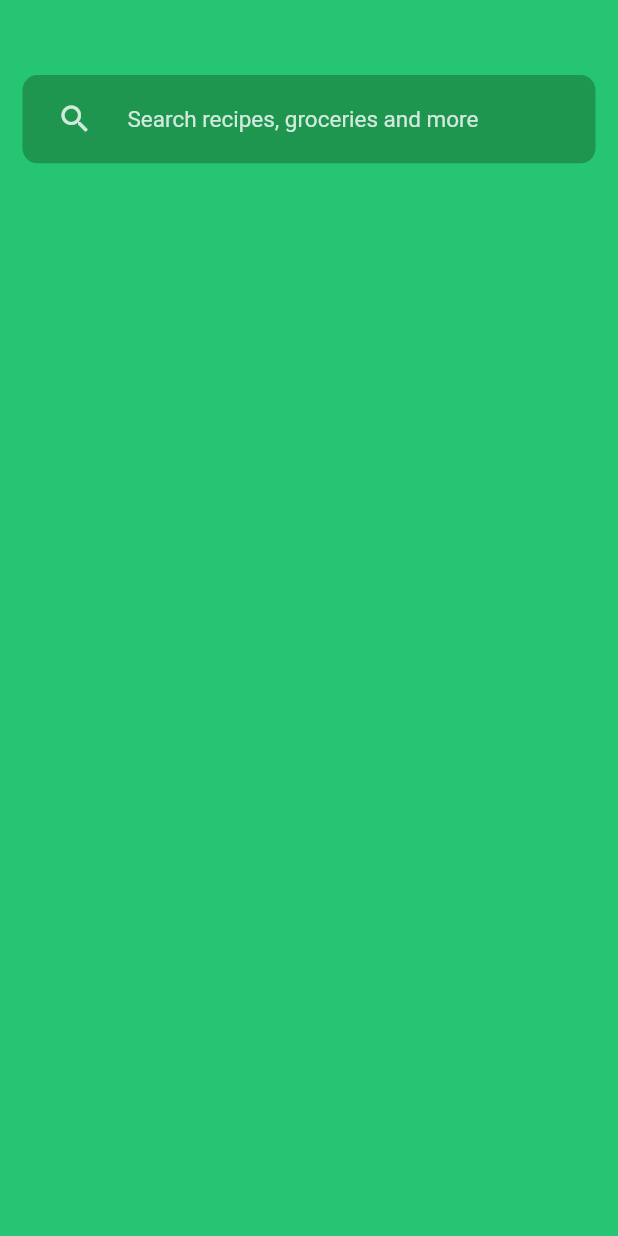
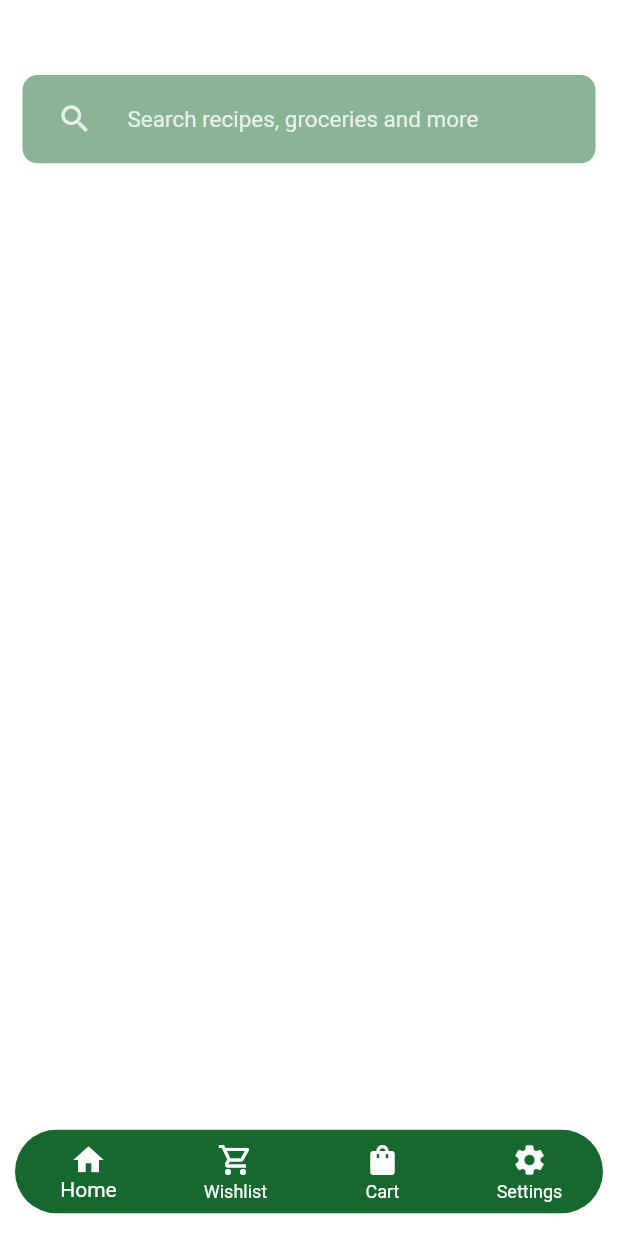
Before and after one commit to proghaddad/Freshly-Delivered-App, a Flutter app: the screen it shows after launch, after a tap on "LOGIN", on a phone screen of 412 x 824 dp. Run offline on Flutter 3.47's test engine with Material 2 defaults, Android fonts, the phone set to English and light mode, and no system bars; our stand-ins replace animated_splash_screen, hexcolor.

Commit message:
Added Bottom Navigation Bar

```diff
--- a/lib/Screens/dashboard.dart
+++ b/lib/Screens/dashboard.dart
@@ -12,12 +12,12 @@ class _DashboardPageState extends State<DashboardPage> {
   @override
   Widget build(BuildContext context) {
     return Scaffold(
-      backgroundColor: HexColor('#25C573'),
+      backgroundColor: Colors.white,
       body: Padding(
         padding: const EdgeInsets.only(top : 50.0),
         child: Column(
           children: [
-            Padding(padding: EdgeInsets.symmetric(horizontal: 15),
+            Padding(padding: const EdgeInsets.symmetric(horizontal: 15),
               child: Container(
                 decoration: BoxDecoration(
                     color: HexColor('#17682E').withOpacity(0.5),
@@ -30,7 +30,7 @@ class _DashboardPageState extends State<DashboardPage> {
                     hintText: 'Search recipes, groceries and more',
                     hintStyle: TextStyle(fontSize: 15,color: Colors.white.withOpacity(0.8)),
                     prefixIcon: Icon(Icons.search,color: Colors.white.withOpacity(0.8),),
-                    prefixIconConstraints: BoxConstraints(
+                    prefixIconConstraints: const BoxConstraints(
                       minWidth: 70
                     ),
                     border: OutlineInputBorder(
--- /dev/null
+++ b/lib/Screens/homescreen.dart
@@ -0,0 +1,45 @@
+import 'package:flutter/material.dart';
+import 'package:freshly_delivered_app/Screens/dashboard.dart';
+import 'package:hexcolor/hexcolor.dart';
+
+class HomeScreen extends StatefulWidget {
+  const HomeScreen({Key? key}) : super(key: key);
+
+  @override
+  _HomeScreenState createState() => _HomeScreenState();
+}
+
+class _HomeScreenState extends State<HomeScreen> {
+   int _currentIndex = 0;
+  final List _screens=[const DashboardPage()];
+  @override
+  Widget build(BuildContext context) {
+    return Scaffold(
+      backgroundColor: Colors.white,
+      bottomNavigationBar: Padding(
+        padding: const EdgeInsets.symmetric(vertical: 15,horizontal: 10),
+        child: ClipRRect(
+          borderRadius: BorderRadius.circular(40),
+          child: BottomNavigationBar(
+            onTap: (int index) => setState(() {
+              _currentIndex = index;
+            }),
+            currentIndex: _currentIndex,
+            backgroundColor: HexColor('#17682E'),
+            type: BottomNavigationBarType.fixed,
+            elevation: 0,
+            items: const [
+              BottomNavigationBarItem(icon: Icon(Icons.home,color: Colors.white,),label: 'Home'),
+              BottomNavigationBarItem(icon: Icon(Icons.shopping_cart_outlined,color: Colors.white),label: 'Wishlist'),
+              BottomNavigationBarItem(icon: Icon(Icons.shopping_bag,color: Colors.white),label: 'Cart'),
+              BottomNavigationBarItem(icon: Icon(Icons.settings,color: Colors.white),label: 'Settings'),
+            ],
+            selectedItemColor: Colors.white,
+            unselectedItemColor: Colors.white,
+          ),
+        ),
+      ),
+      body: _screens[_currentIndex],
+    );
+  }
+}
--- a/lib/Widgets/Login/login_btn.dart
+++ b/lib/Widgets/Login/login_btn.dart
@@ -1,5 +1,6 @@
 import 'package:flutter/material.dart';
 import 'package:freshly_delivered_app/Screens/dashboard.dart';
+import 'package:freshly_delivered_app/Screens/homescreen.dart';
 import 'package:hexcolor/hexcolor.dart';
 
 class LoginBTN extends StatelessWidget {
@@ -15,7 +16,7 @@ class LoginBTN extends StatelessWidget {
         height: size.height / 13.5,
         child: ElevatedButton(
             onPressed: () {
-              Navigator.push(context, MaterialPageRoute(builder: (context) => const DashboardPage()));
+              Navigator.push(context, MaterialPageRoute(builder: (context) => const HomeScreen()));
             },
             child: const Text('LOGIN',
               style: TextStyle(),
```
